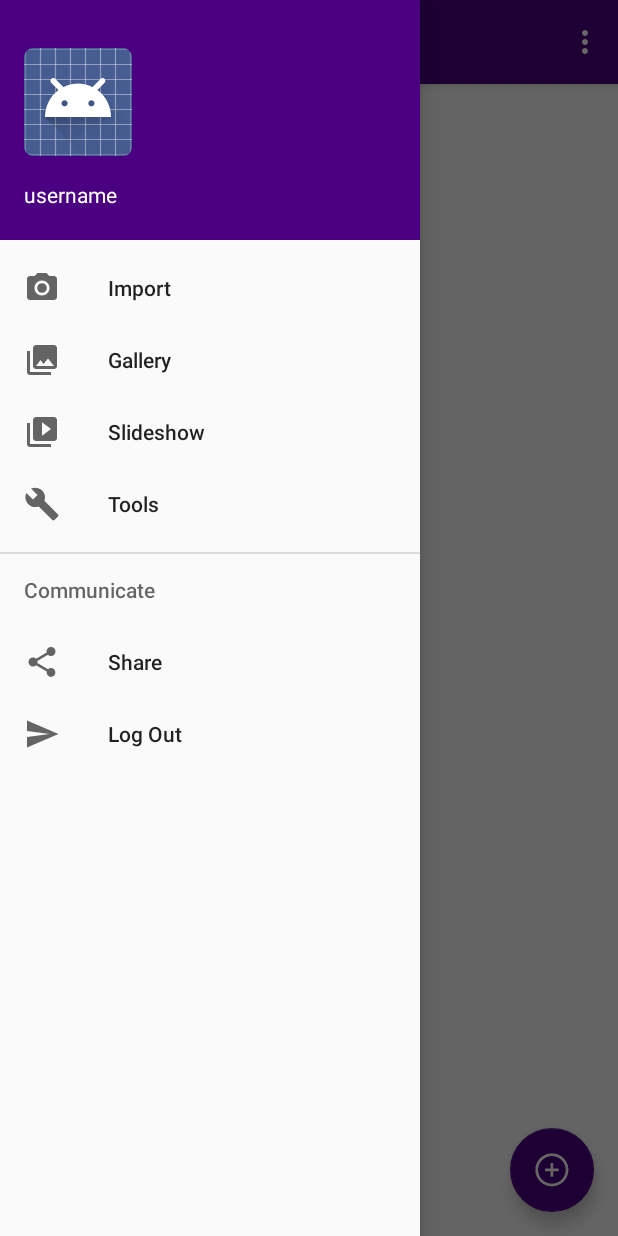
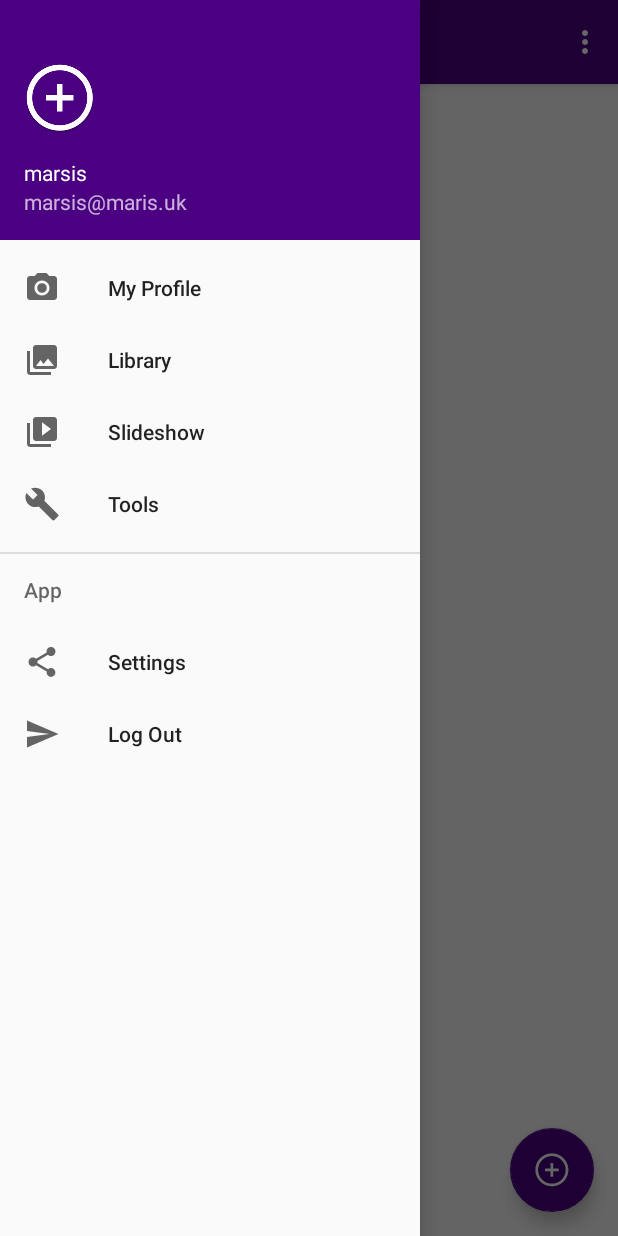
Before and after one commit to msaukans/AudioBook-Reviewzy, an Android app: the MainActivity screen opened directly, with no data from a screen before it, with the side drawer open, on a phone screen of 412 x 824 dp. Run offline under Robolectric (Android 15) with nearby library versions, the phone set to English and light mode, and no system bars.

Commit message:
setting user image, name in the drawer menu. Login and register data is being received just needs to be saved now.

```diff
--- a/app/src/main/AndroidManifest.xml
+++ b/app/src/main/AndroidManifest.xml
@@ -31,7 +31,8 @@
         <activity
             android:name=".Settings"
             android:label="@string/title_activity_settings"
-            android:theme="@style/AppTheme.NoActionBar"></activity>
+            android:theme="@style/AppTheme.NoActionBar" />
+        <activity android:name=".Profile"></activity>
     </application>
 
 </manifest>
--- a/app/src/main/java/gq/codester/maris/audiobookreviewzy/MainActivity.java
+++ b/app/src/main/java/gq/codester/maris/audiobookreviewzy/MainActivity.java
@@ -1,5 +1,6 @@
 package gq.codester.maris.audiobookreviewzy;
 
+import android.app.Dialog;
 import android.content.Intent;
 import android.os.Bundle;
 import android.support.design.widget.FloatingActionButton;
@@ -12,6 +13,9 @@ import android.support.v7.app.AppCompatActivity;
 import android.support.v7.widget.Toolbar;
 import android.view.Menu;
 import android.view.MenuItem;
+import android.widget.Button;
+import android.widget.EditText;
+import android.widget.ImageView;
 import android.widget.TextView;
 import android.widget.Toast;
 
@@ -19,7 +23,10 @@ public class MainActivity extends AppCompatActivity implements NavigationView.On
         View.OnClickListener {
 
     FloatingActionButton fab;
-    TextView tv1;
+    TextView tvUsername1,tvUsername2;
+    EditText edSearch;
+    String username,username2;
+    ImageView profilePic;
 
     @Override
     protected void onCreate(Bundle savedInstanceState) {
@@ -38,8 +45,23 @@ public class MainActivity extends AppCompatActivity implements NavigationView.On
         drawer.setDrawerListener(toggle);
         toggle.syncState();
 
+
+
         NavigationView navigationView = (NavigationView) findViewById(R.id.nav_view);
         navigationView.setNavigationItemSelectedListener(this);
+        View headerView = navigationView.getHeaderView(0);
+
+        profilePic = (ImageView) headerView.findViewById(R.id.user_pic);
+        profilePic.setImageResource(R.mipmap.ic_add);
+
+        username = "marsis";
+        tvUsername1 = (TextView) headerView.findViewById(R.id.nav_username);
+        tvUsername1.setText(username);
+
+        username2 = "marsis@maris.uk";
+        tvUsername2 = (TextView) headerView.findViewById(R.id.nav_username2);
+        tvUsername2.setText(username2);
+
     }
 
     @Override
@@ -90,18 +112,18 @@ public class MainActivity extends AppCompatActivity implements NavigationView.On
         // Handle navigation view item clicks here.
         int id = item.getItemId();
 
-        if (id == R.id.nav_camera) {
-            //startActivity(this, .class);
-        } else if (id == R.id.nav_gallery) {
-
+        if (id == R.id.nav_profile) {
+            startActivity(new Intent(this, Profile.class));
+        } else if (id == R.id.nav_library) {
+            //startActivity(new Intent(this, Library.class));
         } else if (id == R.id.nav_slideshow) {
 
         } else if (id == R.id.nav_manage) {
 
-        } else if (id == R.id.nav_share) {
-
+        } else if (id == R.id.nav_settings) {
+            startActivity(new Intent(this, Settings.class));
         }else if (id == R.id.log_out) {
-            // .clear() users login from the sharedpreference
+            // login.clear() users login from the sharedpreference
             startActivity(new Intent(this, LoginActivity.class));
         }
 
@@ -113,6 +135,25 @@ public class MainActivity extends AppCompatActivity implements NavigationView.On
     public void onClick(View v){
         if(fab == v){
             {
+                final Dialog dialog = new Dialog(MainActivity.this);
+                dialog.setTitle("Search Box");
+                dialog.setContentView(R.layout.search_popup);
+
+                edSearch = (EditText) dialog.findViewById(R.id.search_in);
+
+                Button btn = (Button) dialog.findViewById(R.id.btn_search);
+                btn.setOnClickListener(new View.OnClickListener() {
+                    @Override
+                    public void onClick(View v) {
+                        //what happens when clicked done
+                        String search = edSearch.getText().toString();
+                        //pass this to the background service which will get the search results
+                        //and send you over to the search results activity
+                        Toast.makeText(MainActivity.this,  "Search for: " + search, Toast.LENGTH_LONG).show();
+                        dialog.dismiss();
+                    }
+                });
+                dialog.show();
 
             }
 
--- a/app/src/main/res/layout/app_bar_main.xml
+++ b/app/src/main/res/layout/app_bar_main.xml
@@ -17,7 +17,8 @@
             android:layout_width="match_parent"
             android:layout_height="?attr/actionBarSize"
             android:background="@color/purple"
-            app:popupTheme="@style/AppTheme.PopupOverlay" />
+            app:popupTheme="@style/AppTheme.PopupOverlay"
+            />
 
     </android.support.design.widget.AppBarLayout>
 
--- a/app/src/main/res/menu/activity_main_drawer.xml
+++ b/app/src/main/res/menu/activity_main_drawer.xml
@@ -3,13 +3,13 @@
 
     <group android:checkableBehavior="single">
         <item
-            android:id="@+id/nav_camera"
+            android:id="@+id/nav_profile"
             android:icon="@drawable/ic_menu_camera"
-            android:title="Import" />
+            android:title="My Profile" />
         <item
-            android:id="@+id/nav_gallery"
+            android:id="@+id/nav_library"
             android:icon="@drawable/ic_menu_gallery"
-            android:title="Gallery" />
+            android:title="Library" />
         <item
             android:id="@+id/nav_slideshow"
             android:icon="@drawable/ic_menu_slideshow"
@@ -20,12 +20,12 @@
             android:title="Tools" />
     </group>
 
-    <item android:title="Communicate">
+    <item android:title="App">
         <menu>
             <item
-                android:id="@+id/nav_share"
+                android:id="@+id/nav_settings"
                 android:icon="@drawable/ic_menu_share"
-                android:title="Share" />
+                android:title="Settings" />
             <item
                 android:id="@+id/log_out"
                 android:icon="@drawable/ic_menu_send"
```
Also changed, not shown: app/src/main/java/gq/codester/maris/audiobookreviewzy/ABook.java (+6 -8 lines), app/src/main/java/gq/codester/maris/audiobookreviewzy/LoginActivity.java (+16 -8 lines), app/src/main/java/gq/codester/maris/audiobookreviewzy/Profile.java (added, +13 -0 lines), app/src/main/java/gq/codester/maris/audiobookreviewzy/RegisterActivity.java (+27 -6 lines), app/src/main/java/gq/codester/maris/audiobookreviewzy/User.java (+9 -9 lines), app/src/main/res/layout/activity_login.xml (+5 -5 lines), app/src/main/res/layout/activity_profile.xml (added, +9 -0 lines), app/src/main/res/layout/activity_register.xml (+30 -15 lines), app/src/main/res/layout/search_popup.xml (added, +30 -0 lines).
